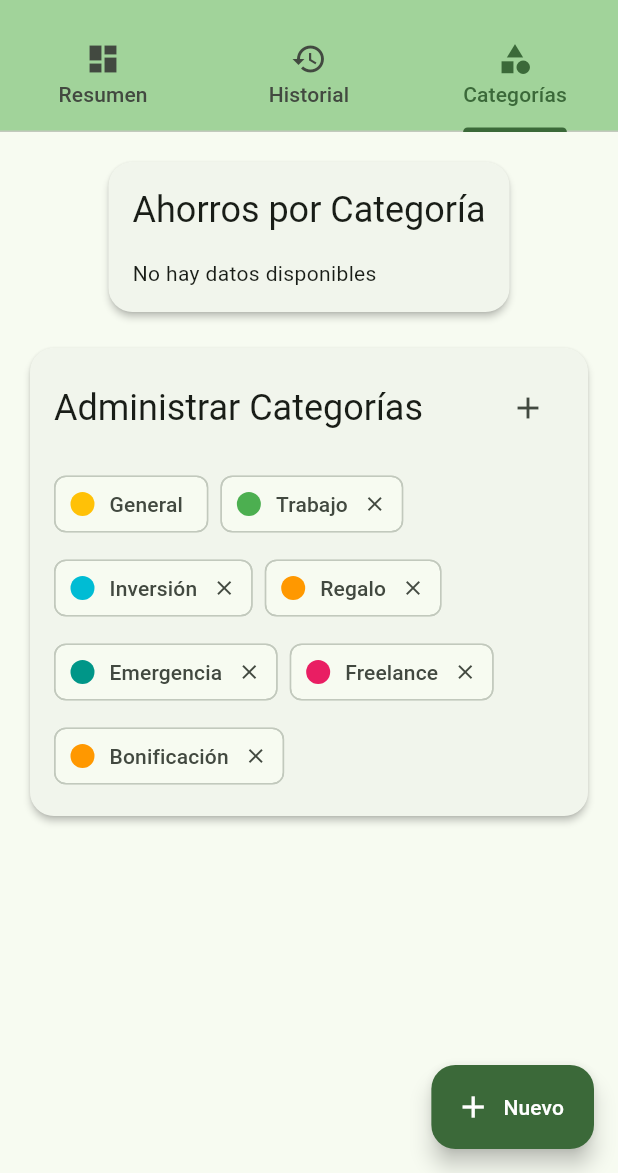
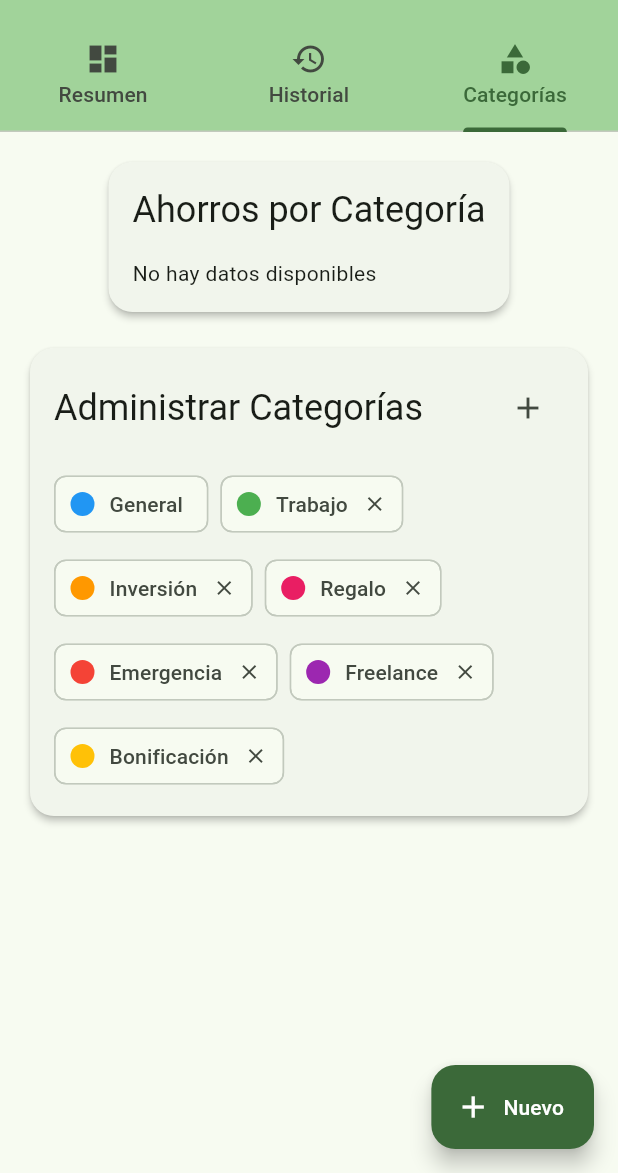
Before and after one commit to Mentitos/finanzaslibre, a Flutter app: the screen it shows after launch, tab 3 chosen, on a phone screen of 412 x 824 dp, the part 63-1236 px from its top. Run offline on Flutter 3.47's test engine with Material 3 defaults, Android fonts, the phone set to English and light mode, and no system bars; our stand-ins replace local_auth, shared_preferences.

Commit message:
colores de las categorias normalizados

```diff
--- a/finanzas/lib/constants/app_constants.dart
+++ b/finanzas/lib/constants/app_constants.dart
@@ -205,11 +205,25 @@ class AppConstants {
   static const String reminderNotificationBody = '¡No olvides registrar tus ahorros de hoy!';
 
   // Métodos utilitarios para colores
-  static Color getCategoryColor(String category) {
-    final hash = category.hashCode;
-    return categoryColors[hash.abs() % categoryColors.length];
+  static Color getCategoryColor(String category, [Map<String, Color>? customColors]) {
+  // Si hay colores personalizados, usarlos primero
+  if (customColors != null && customColors.containsKey(category)) {
+    return customColors[category]!;
   }
 
+  // Colores predeterminados
+  final defaultColors = {
+    'General': Colors.blue,
+    'Trabajo': Colors.green,
+    'Inversión': Colors.orange,
+    'Regalo': Colors.pink,
+    'Emergencia': Colors.red,
+    'Freelance': Colors.purple,
+    'Bonificación': Colors.amber,
+  };
+
+  return defaultColors[category] ?? Colors.grey;
+}
   static Color getTypeColor(bool isDeposit) {
     return isDeposit ? depositColor : withdrawalColor;
   }
--- a/finanzas/lib/screens/savings_screen.dart
+++ b/finanzas/lib/screens/savings_screen.dart
@@ -26,6 +26,7 @@ class _SavingsScreenState extends State<SavingsScreen>
   List<SavingsRecord> _filteredRecords = [];
   List<String> _categories = [];
   Map<String, dynamic> _statistics = {};
+  Map<String, Color> _categoryColors = {};
 
   String _currentFilter = 'all';
   String _selectedCategory = 'all';
@@ -55,12 +56,15 @@ class _SavingsScreenState extends State<SavingsScreen>
       final categories = await _dataManager.loadCategories();
       final stats = await _dataManager.getStatistics();
       final privacyMode = await _dataManager.loadPrivacyMode();
+      final categoryColors = await _dataManager.loadAllCategoryColors();
+
 
       setState(() {
         _allRecords = records;
         _categories = categories;
         _statistics = stats;
         _privacyMode = privacyMode;
+        _categoryColors = categoryColors; // NUEVO
         _applyFilters();
         _isLoading = false;
       });
@@ -134,10 +138,12 @@ class _SavingsScreenState extends State<SavingsScreen>
     }
   }
 
-  Future<void> _addCategory(String category) async {
+  Future<void> _addCategory(String category, Color color) async {
   try {
     final success = await _dataManager.addCategory(category);
     if (success) {
+      // Guardar el color por separado
+      await _dataManager.saveCategoryColor(category, color);
       await _loadData();
       _showSuccessSnackBar(AppConstants.categorySavedSuccess);
     } else {
@@ -173,6 +179,7 @@ class _SavingsScreenState extends State<SavingsScreen>
       builder: (context) => RecordDialog(
         onSave: _addRecord,
         categories: _categories,
+        categoryColors: _categoryColors,
         initialCategory: _selectedCategory != 'all' ? _selectedCategory : null,
       ),
     );
@@ -184,6 +191,7 @@ class _SavingsScreenState extends State<SavingsScreen>
       builder: (context) => RecordDialog(
         onSave: _updateRecord,
         categories: _categories,
+        categoryColors: _categoryColors,
         record: record,
       ),
     );
@@ -196,6 +204,7 @@ class _SavingsScreenState extends State<SavingsScreen>
         moneyType: moneyType,
         onSave: _addRecord,
         categories: _categories,
+        categoryColors: _categoryColors,
         currentAmount: currentAmount,
       ),
     );
@@ -284,6 +293,7 @@ class _SavingsScreenState extends State<SavingsScreen>
                 SummaryTab(
                   statistics: _statistics,
                   allRecords: _allRecords,
+                  categoryColors: _categoryColors,
                   privacyMode: _privacyMode,
                   onRefresh: _loadData,
                   onEditRecord: _showEditRecordDialog,
@@ -294,6 +304,7 @@ class _SavingsScreenState extends State<SavingsScreen>
                   allRecords: _allRecords,
                   filteredRecords: _filteredRecords,
                   categories: _categories,
+                  categoryColors: _categoryColors,
                   currentFilter: _currentFilter,
                   selectedCategory: _selectedCategory,
                   searchQuery: _searchQuery,
@@ -331,6 +342,7 @@ class _SavingsScreenState extends State<SavingsScreen>
                 CategoriesTab(
                   statistics: _statistics,
                   categories: _categories,
+                  categoryColors: _categoryColors,
                   onAddCategory: _addCategory,
                   onDeleteCategory: _deleteCategory,
                 ),
--- a/finanzas/lib/screens/tabs/categories_tab.dart
+++ b/finanzas/lib/screens/tabs/categories_tab.dart
@@ -5,7 +5,8 @@ import '../../constants/app_constants.dart';
 class CategoriesTab extends StatelessWidget {
   final Map<String, dynamic> statistics;
   final List<String> categories;
-  final Function(String) onAddCategory;
+  final Map<String, Color> categoryColors;
+  final Function(String, Color) onAddCategory;
   final Function(String) onDeleteCategory;
 
   const CategoriesTab({
@@ -13,6 +14,7 @@ class CategoriesTab extends StatelessWidget {
     required this.statistics,
     required this.categories,
     required this.onAddCategory,
+    required this.categoryColors,
     required this.onDeleteCategory,
   });
 
@@ -57,7 +59,7 @@ class CategoriesTab extends StatelessWidget {
                         width: 12,
                         height: 12,
                         decoration: BoxDecoration(
-                            color: AppConstants.getCategoryColor(entry.key),
+                          color: AppConstants.getCategoryColor(entry.key, categoryColors), // CAMBIO AQUÍ
                           shape: BoxShape.circle,
                         ),
                       ),
@@ -106,7 +108,7 @@ class CategoriesTab extends StatelessWidget {
             children: categories.map((category) => Chip(
               label: Text(category),
               avatar: CircleAvatar(
-                  backgroundColor: AppConstants.getCategoryColor(category),
+                backgroundColor: AppConstants.getCategoryColor(category, categoryColors), // CAMBIO AQUÍ
                 radius: 8,
               ),
               deleteIcon: const Icon(Icons.close, size: 16),
@@ -214,9 +216,10 @@ class CategoriesTab extends StatelessWidget {
 }
 
 // Widget separado para el diálogo de agregar categoría con selector de color
+// Widget separado para el diálogo de agregar categoría con selector de color
 class _CategoryDialog extends StatefulWidget {
   final List<String> categories;
-  final Function(String) onAddCategory;
+  final Function(String, Color) onAddCategory; // CAMBIA ESTO
 
   const _CategoryDialog({
     required this.categories,
@@ -397,12 +400,6 @@ class _CategoryDialogState extends State<_CategoryDialog> {
   }
 
   Navigator.pop(context);
-
-    // TODO: Necesitas modificar onAddCategory para recibir también el color
-    // Por ahora solo enviamos el nombre
-    widget.onAddCategory(name);
-
-    // El color se guardará usando AppConstants.getCategoryColor
-    // que debería modificarse para guardar colores personalizados
+  widget.onAddCategory(name, _selectedColor); // ENVÍA EL COLOR
 }
 }
--- a/finanzas/lib/screens/tabs/history_tab.dart
+++ b/finanzas/lib/screens/tabs/history_tab.dart
@@ -7,6 +7,7 @@ class HistoryTab extends StatelessWidget {
   final List<SavingsRecord> allRecords;
   final List<SavingsRecord> filteredRecords;
   final List<String> categories;
+  final Map<String, Color> categoryColors;
   final String currentFilter;
   final String selectedCategory;
   final String searchQuery;
@@ -25,6 +26,7 @@ class HistoryTab extends StatelessWidget {
     required this.allRecords,
     required this.filteredRecords,
     required this.categories,
+    required this.categoryColors,
     required this.currentFilter,
     required this.selectedCategory,
     required this.searchQuery,
@@ -62,6 +64,7 @@ class HistoryTab extends StatelessWidget {
                         onEdit: () => onEditRecord(record),
                         onDelete: () => _showDeleteConfirmation(context, record),
                         showCategory: true,
+                        categoryColors: categoryColors,
                       );
                     },
                   ),
--- a/finanzas/lib/screens/tabs/summary_tab.dart
+++ b/finanzas/lib/screens/tabs/summary_tab.dart
@@ -9,6 +9,7 @@ import '../../constants/app_constants.dart';
 class SummaryTab extends StatelessWidget {
   final Map<String, dynamic> statistics;
   final List<SavingsRecord> allRecords;
+  final Map<String, Color> categoryColors;
   final bool privacyMode;
   final Future<void> Function() onRefresh;
   final Function(SavingsRecord) onEditRecord;
@@ -19,6 +20,7 @@ class SummaryTab extends StatelessWidget {
     super.key,
     required this.statistics,
     required this.allRecords,
+    required this.categoryColors,
     required this.privacyMode,
     required this.onRefresh,
     required this.onEditRecord,
@@ -307,6 +309,8 @@ Widget _buildDivider() {
             ...recentRecords.map((record) => RecentRecordItem(
               record: record,
               onTap: () => onEditRecord(record),
+              categoryColors: categoryColors,
+
             )),
           ],
         ),
--- a/finanzas/lib/widgets/quick_money_dialog.dart
+++ b/finanzas/lib/widgets/quick_money_dialog.dart
@@ -8,6 +8,7 @@ class QuickMoneyDialog extends StatefulWidget {
   final MoneyType moneyType;
   final Function(SavingsRecord) onSave;
   final List<String> categories;
+  final Map<String, Color>? categoryColors;
   final double currentAmount;
 
   const QuickMoneyDialog({
@@ -15,6 +16,7 @@ class QuickMoneyDialog extends StatefulWidget {
     required this.moneyType,
     required this.onSave,
     required this.categories,
+    this.categoryColors,
     required this.currentAmount,
   });
 
@@ -357,7 +359,7 @@ class _QuickMoneyDialogState extends State<QuickMoneyDialog>
               width: 12,
               height: 12,
               decoration: BoxDecoration(
-                color: AppConstants.getCategoryColor(category),
+                color: AppConstants.getCategoryColor(category, widget.categoryColors), // USA categoryColors
                 shape: BoxShape.circle,
               ),
             ),
```
Also changed, not shown: finanzas/lib/services/savings_data_manager.dart (+101 -21 lines), finanzas/lib/widgets/record_dialog.dart (+5 -13 lines), finanzas/lib/widgets/record_item.dart (+6 -2 lines). Lines whose indentation alone changed are shown as unchanged.
